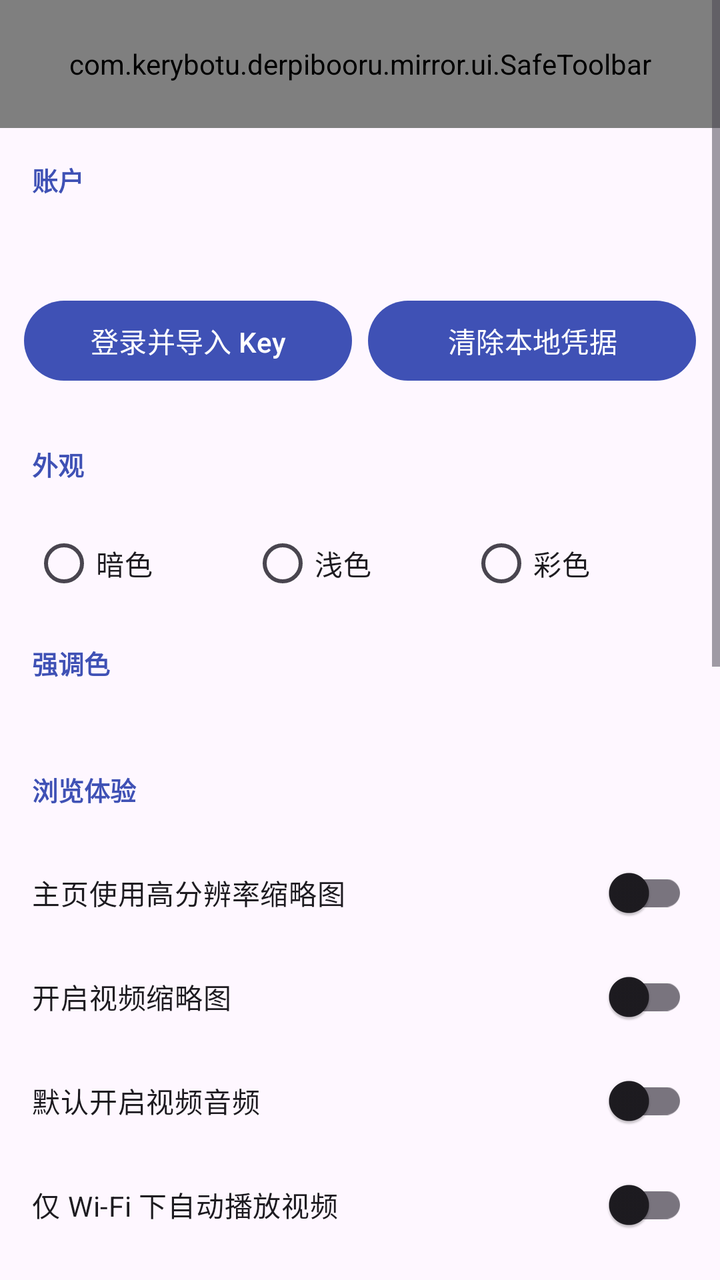
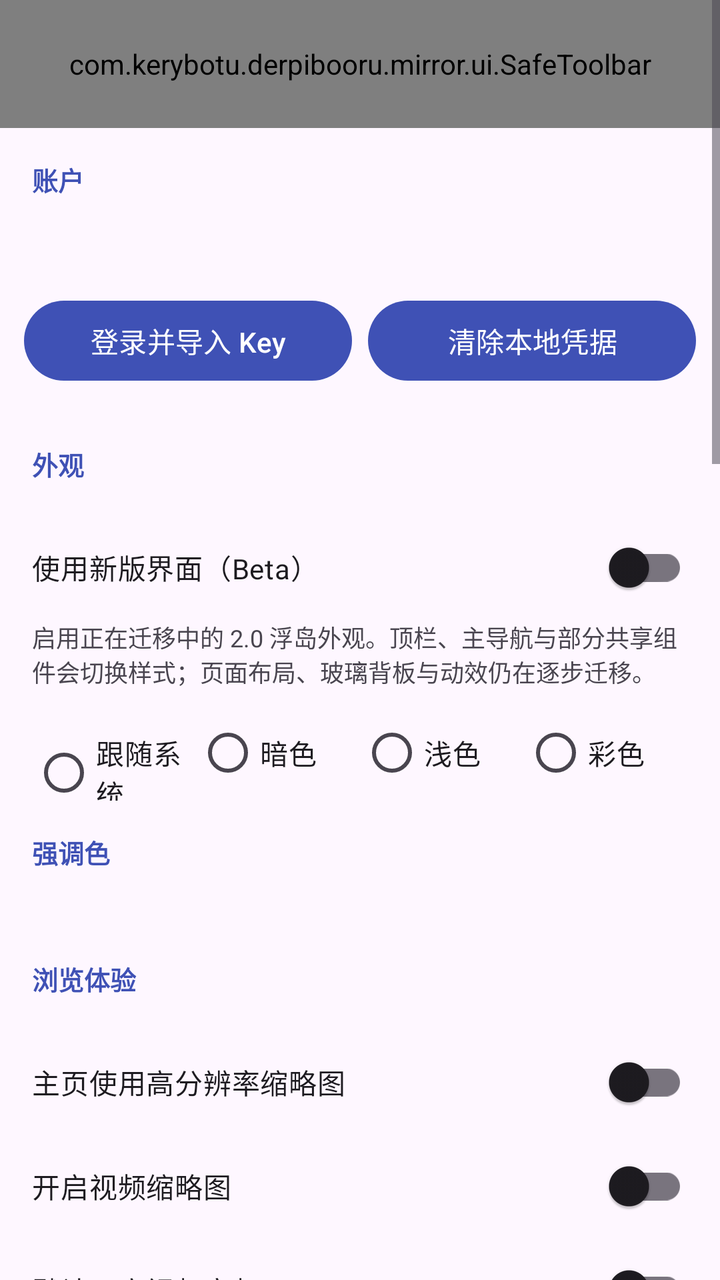

Compare the two renders of this Android layout. The source of the first and the diff that turns it into the second are given below.
<!-- AndroidManifest.xml: application theme Theme.DerpiViewer -->
<!-- res/layout/activity_settings.xml -->
<?xml version="1.0" encoding="utf-8"?>
<ScrollView xmlns:android="http://schemas.android.com/apk/res/android"
    android:layout_width="match_parent" android:layout_height="match_parent"
    android:background="?attr/colorSurface">
    <LinearLayout android:layout_width="match_parent" android:layout_height="wrap_content" android:orientation="vertical">
        <include android:id="@+id/settings_toolbar" layout="@layout/include_safe_toolbar" />
        <TextView android:layout_width="match_parent" android:layout_height="wrap_content" android:text="账户" android:textStyle="bold" android:textSize="13sp" android:padding="16dp" android:textColor="?attr/colorPrimary" />
        <TextView android:id="@+id/account_status" android:layout_width="match_parent" android:layout_height="wrap_content" android:paddingHorizontal="16dp" android:textColor="?attr/colorOnSurfaceVariant" />
        <LinearLayout android:layout_width="match_parent" android:layout_height="wrap_content" android:orientation="horizontal" android:padding="12dp">
            <Button android:id="@+id/account_login" android:layout_width="0dp" android:layout_height="wrap_content" android:layout_weight="1" android:text="登录并导入 Key" />
            <Button android:id="@+id/account_logout" android:layout_width="0dp" android:layout_height="wrap_content" android:layout_weight="1" android:layout_marginStart="8dp" android:text="清除本地凭据" />
        </LinearLayout>
        <TextView android:layout_width="match_parent" android:layout_height="wrap_content" android:text="外观" android:textStyle="bold" android:textSize="13sp" android:padding="16dp" android:textColor="?attr/colorPrimary" />
        <RadioGroup android:id="@+id/palette_group" android:layout_width="match_parent" android:layout_height="wrap_content" android:orientation="horizontal" android:paddingHorizontal="16dp">
            <RadioButton android:id="@+id/palette_dark" android:layout_width="0dp" android:layout_height="wrap_content" android:layout_weight="1" android:text="暗色" />
            <RadioButton android:id="@+id/palette_light" android:layout_width="0dp" android:layout_height="wrap_content" android:layout_weight="1" android:text="浅色" />
            <RadioButton android:id="@+id/palette_colorful" android:layout_width="0dp" android:layout_height="wrap_content" android:layout_weight="1" android:text="彩色" />
        </RadioGroup>
        <TextView android:layout_width="match_parent" android:layout_height="wrap_content" android:text="强调色" android:textStyle="bold" android:textSize="13sp" android:padding="16dp" android:textColor="?attr/colorPrimary" />
        <HorizontalScrollView android:layout_width="match_parent" android:layout_height="wrap_content" android:scrollbars="none">
            <LinearLayout android:id="@+id/accent_swatches" android:layout_width="wrap_content" android:layout_height="wrap_content" android:orientation="horizontal" android:paddingHorizontal="12dp" android:paddingBottom="12dp" />
        </HorizontalScrollView>
        <TextView android:layout_width="match_parent" android:layout_height="wrap_content" android:text="浏览体验" android:textStyle="bold" android:textSize="13sp" android:padding="16dp" android:textColor="?attr/colorPrimary" />
        <com.google.android.material.switchmaterial.SwitchMaterial android:id="@+id/switch_high_res" android:layout_width="match_parent" android:layout_height="wrap_content" android:text="主页使用高分辨率缩略图" android:paddingHorizontal="16dp" android:minHeight="52dp" />
        <com.google.android.material.switchmaterial.SwitchMaterial android:id="@+id/switch_video_thumb" android:layout_width="match_parent" android:layout_height="wrap_content" android:text="开启视频缩略图" android:paddingHorizontal="16dp" android:minHeight="52dp" />
        <com.google.android.material.switchmaterial.SwitchMaterial android:id="@+id/switch_video_audio" android:layout_width="match_parent" android:layout_height="wrap_content" android:text="默认开启视频音频" android:paddingHorizontal="16dp" android:minHeight="52dp" />
        <com.google.android.material.switchmaterial.SwitchMaterial android:id="@+id/switch_video_wifi_only" android:layout_width="match_parent" android:layout_height="wrap_content" android:text="仅 Wi-Fi 下自动播放视频" android:paddingHorizontal="16dp" android:minHeight="52dp" />
        <com.google.android.material.switchmaterial.SwitchMaterial android:id="@+id/switch_hide_uploader" android:layout_width="match_parent" android:layout_height="wrap_content" android:text="隐藏上传者" android:paddingHorizontal="16dp" android:minHeight="52dp" />
        <com.google.android.material.switchmaterial.SwitchMaterial android:id="@+id/switch_hide_score" android:layout_width="match_parent" android:layout_height="wrap_content" android:text="隐藏分数" android:paddingHorizontal="16dp" android:minHeight="52dp" />
        <TextView android:layout_width="match_parent" android:layout_height="wrap_content" android:text="站点与网络" android:textStyle="bold" android:textSize="13sp" android:padding="16dp" android:textColor="?attr/colorPrimary" />
        <RadioGroup android:id="@+id/site_group" android:layout_width="match_parent" android:layout_height="wrap_content" android:orientation="horizontal" android:paddingHorizontal="16dp">
            <RadioButton android:id="@+id/site_derpi" android:layout_width="0dp" android:layout_height="wrap_content" android:layout_weight="1" android:text="Derpibooru" />
            <RadioButton android:id="@+id/site_trixie" android:layout_width="0dp" android:layout_height="wrap_content" android:layout_weight="1" android:text="Trixiebooru" />
            <RadioButton android:id="@+id/site_custom" android:layout_width="wrap_content" android:layout_height="wrap_content" android:text="自定义" />
        </RadioGroup>
        <EditText android:id="@+id/custom_domain" android:layout_width="match_parent" android:layout_height="wrap_content" android:hint="自定义域名，例如 example.org" android:inputType="textUri" android:paddingHorizontal="16dp" />
        <com.google.android.material.switchmaterial.SwitchMaterial android:id="@+id/switch_ip" android:layout_width="match_parent" android:layout_height="wrap_content" android:text="优选 IP（关闭则直连）" android:paddingHorizontal="16dp" android:minHeight="52dp" />
        <EditText android:id="@+id/manual_ip" android:layout_width="match_parent" android:layout_height="wrap_content" android:hint="手动优选节点 IP（支持 IPv4 / IPv6，留空为自动）" android:inputType="textNoSuggestions" android:singleLine="true" android:paddingHorizontal="16dp" />
        <LinearLayout android:layout_width="match_parent" android:layout_height="wrap_content" android:orientation="horizontal" android:padding="12dp">
            <Button android:id="@+id/save_network" android:layout_width="0dp" android:layout_height="wrap_content" android:layout_weight="1" android:text="保存网络设置" />
            <Button android:id="@+id/optimize_ip" android:layout_width="0dp" android:layout_height="wrap_content" android:layout_weight="1" android:layout_marginStart="8dp" android:text="重新优选 IP" />
        </LinearLayout>
        <Button android:id="@+id/deep_optimize_ip" android:layout_width="match_parent" android:layout_height="wrap_content" android:layout_marginHorizontal="12dp" android:text="深度 IP 优选" />
        <Button android:id="@+id/restore_auto_ip" android:layout_width="match_parent" android:layout_height="wrap_content" android:layout_marginHorizontal="12dp" android:text="恢复自动优选" />
        <TextView android:id="@+id/network_status" android:layout_width="match_parent" android:layout_height="wrap_content" android:paddingHorizontal="16dp" android:textColor="?attr/colorOnSurfaceVariant" />
        <Button android:id="@+id/clear_cache" android:layout_width="match_parent" android:layout_height="wrap_content" android:layout_margin="12dp" android:text="清除缓存" />
    </LinearLayout>
</ScrollView>
<!-- res/layout/include_safe_toolbar.xml (included above) -->
<?xml version="1.0" encoding="utf-8"?>
<com.kerybotu.derpibooru.mirror.ui.SafeToolbar xmlns:android="http://schemas.android.com/apk/res/android"
    android:id="@+id/app_toolbar"
    android:layout_width="match_parent"
    android:layout_height="?attr/actionBarSize"
    android:background="?attr/colorPrimary"
    android:theme="?attr/actionBarTheme"
    android:titleTextColor="@android:color/white" />
<!-- resources referenced by this layout -->
<resources>
  <style name="Theme.DerpiViewer" parent="Theme.Material3.DayNight.NoActionBar">
          
          <item name="colorPrimary">@color/colorPrimary</item>
          <item name="colorPrimaryDark">@color/colorPrimaryDark</item>
          <item name="colorAccent">@color/colorAccent</item>
          
          <item name="android:statusBarColor">@color/colorPrimaryDark</item>
      </style>
  <color name="colorPrimary">#3F51B5</color>
  <color name="colorPrimaryDark">#303F9F</color>
  <color name="colorAccent">#FF4081</color>
</resources>

<!-- the commit's change to res/layout/activity_settings.xml (unified diff, before → after) -->
@@ -11,7 +11,10 @@
             <Button android:id="@+id/account_logout" android:layout_width="0dp" android:layout_height="wrap_content" android:layout_weight="1" android:layout_marginStart="8dp" android:text="清除本地凭据" />
         </LinearLayout>
         <TextView android:layout_width="match_parent" android:layout_height="wrap_content" android:text="外观" android:textStyle="bold" android:textSize="13sp" android:padding="16dp" android:textColor="?attr/colorPrimary" />
+        <com.google.android.material.switchmaterial.SwitchMaterial android:id="@+id/switch_new_ui_beta" android:layout_width="match_parent" android:layout_height="wrap_content" android:text="使用新版界面（Beta）" android:paddingHorizontal="16dp" android:minHeight="52dp" />
+        <TextView android:layout_width="match_parent" android:layout_height="wrap_content" android:layout_marginStart="16dp" android:layout_marginEnd="16dp" android:layout_marginBottom="8dp" android:text="启用正在迁移中的 2.0 浮岛外观。顶栏、主导航与部分共享组件会切换样式；页面布局、玻璃背板与动效仍在逐步迁移。" android:textColor="?attr/colorOnSurfaceVariant" android:textSize="12sp" />
         <RadioGroup android:id="@+id/palette_group" android:layout_width="match_parent" android:layout_height="wrap_content" android:orientation="horizontal" android:paddingHorizontal="16dp">
+            <RadioButton android:id="@+id/palette_system" android:layout_width="0dp" android:layout_height="wrap_content" android:layout_weight="1" android:text="跟随系统" />
             <RadioButton android:id="@+id/palette_dark" android:layout_width="0dp" android:layout_height="wrap_content" android:layout_weight="1" android:text="暗色" />
             <RadioButton android:id="@+id/palette_light" android:layout_width="0dp" android:layout_height="wrap_content" android:layout_weight="1" android:text="浅色" />
             <RadioButton android:id="@+id/palette_colorful" android:layout_width="0dp" android:layout_height="wrap_content" android:layout_weight="1" android:text="彩色" />
@@ -27,6 +30,18 @@
         <com.google.android.material.switchmaterial.SwitchMaterial android:id="@+id/switch_video_wifi_only" android:layout_width="match_parent" android:layout_height="wrap_content" android:text="仅 Wi-Fi 下自动播放视频" android:paddingHorizontal="16dp" android:minHeight="52dp" />
         <com.google.android.material.switchmaterial.SwitchMaterial android:id="@+id/switch_hide_uploader" android:layout_width="match_parent" android:layout_height="wrap_content" android:text="隐藏上传者" android:paddingHorizontal="16dp" android:minHeight="52dp" />
         <com.google.android.material.switchmaterial.SwitchMaterial android:id="@+id/switch_hide_score" android:layout_width="match_parent" android:layout_height="wrap_content" android:text="隐藏分数" android:paddingHorizontal="16dp" android:minHeight="52dp" />
+        <com.google.android.material.switchmaterial.SwitchMaterial android:id="@+id/switch_tag_translation" android:layout_width="match_parent" android:layout_height="wrap_content" android:text="启用标签翻译" android:paddingHorizontal="16dp" android:minHeight="52dp" />
+        <LinearLayout android:layout_width="match_parent" android:layout_height="wrap_content" android:gravity="center_vertical" android:orientation="horizontal" android:paddingStart="16dp" android:paddingEnd="8dp">
+            <TextView android:layout_width="0dp" android:layout_height="wrap_content" android:layout_weight="1" android:text="剧透内容显示方式" android:textColor="?attr/colorOnSurface" />
+            <Spinner android:id="@+id/spinner_spoiler_mode" android:layout_width="140dp" android:layout_height="wrap_content" />
+            <ImageButton android:id="@+id/spoiler_mode_info" android:layout_width="48dp" android:layout_height="48dp" android:background="?attr/selectableItemBackgroundBorderless" android:contentDescription="剧透显示方式说明" android:padding="12dp" android:src="@drawable/ic_help_circle" />
+        </LinearLayout>
+        <LinearLayout android:layout_width="match_parent" android:layout_height="wrap_content" android:gravity="center_vertical" android:orientation="horizontal" android:paddingStart="16dp" android:paddingEnd="8dp">
+            <com.google.android.material.switchmaterial.SwitchMaterial android:id="@+id/switch_anti_embarrassment" android:layout_width="0dp" android:layout_height="wrap_content" android:layout_weight="1" android:text="防社死：启动时自动切换过滤器" android:minHeight="52dp" />
+            <ImageButton android:id="@+id/anti_embarrassment_info" android:layout_width="48dp" android:layout_height="48dp" android:background="?attr/selectableItemBackgroundBorderless" android:contentDescription="防社死功能说明" android:padding="12dp" android:src="@drawable/ic_help_circle" />
+        </LinearLayout>
+        <Button android:id="@+id/anti_embarrassment_filter" android:layout_width="match_parent" android:layout_height="wrap_content" android:layout_marginHorizontal="12dp" android:text="指定过滤器：Default" />
+        <TextView android:id="@+id/anti_embarrassment_hint" android:layout_width="match_parent" android:layout_height="wrap_content" android:paddingHorizontal="16dp" android:paddingBottom="8dp" android:text="开启后，每次打开应用都会先使用指定过滤器。默认使用官方 Default 过滤器。" android:textColor="?attr/colorOnSurfaceVariant" android:textSize="12sp" />
         <TextView android:layout_width="match_parent" android:layout_height="wrap_content" android:text="站点与网络" android:textStyle="bold" android:textSize="13sp" android:padding="16dp" android:textColor="?attr/colorPrimary" />
         <RadioGroup android:id="@+id/site_group" android:layout_width="match_parent" android:layout_height="wrap_content" android:orientation="horizontal" android:paddingHorizontal="16dp">
             <RadioButton android:id="@+id/site_derpi" android:layout_width="0dp" android:layout_height="wrap_content" android:layout_weight="1" android:text="Derpibooru" />
@@ -35,6 +50,7 @@
         </RadioGroup>
         <EditText android:id="@+id/custom_domain" android:layout_width="match_parent" android:layout_height="wrap_content" android:hint="自定义域名，例如 example.org" android:inputType="textUri" android:paddingHorizontal="16dp" />
         <com.google.android.material.switchmaterial.SwitchMaterial android:id="@+id/switch_ip" android:layout_width="match_parent" android:layout_height="wrap_content" android:text="优选 IP（关闭则直连）" android:paddingHorizontal="16dp" android:minHeight="52dp" />
+        <com.google.android.material.switchmaterial.SwitchMaterial android:id="@+id/switch_cdn_direct" android:layout_width="match_parent" android:layout_height="wrap_content" android:text="derpicdn.net 使用直连" android:paddingHorizontal="16dp" android:minHeight="52dp" />
         <EditText android:id="@+id/manual_ip" android:layout_width="match_parent" android:layout_height="wrap_content" android:hint="手动优选节点 IP（支持 IPv4 / IPv6，留空为自动）" android:inputType="textNoSuggestions" android:singleLine="true" android:paddingHorizontal="16dp" />
         <LinearLayout android:layout_width="match_parent" android:layout_height="wrap_content" android:orientation="horizontal" android:padding="12dp">
             <Button android:id="@+id/save_network" android:layout_width="0dp" android:layout_height="wrap_content" android:layout_weight="1" android:text="保存网络设置" />
@@ -44,6 +60,9 @@
         <Button android:id="@+id/restore_auto_ip" android:layout_width="match_parent" android:layout_height="wrap_content" android:layout_marginHorizontal="12dp" android:text="恢复自动优选" />
         <TextView android:id="@+id/network_status" android:layout_width="match_parent" android:layout_height="wrap_content" android:paddingHorizontal="16dp" android:textColor="?attr/colorOnSurfaceVariant" />
         <Button android:id="@+id/clear_cache" android:layout_width="match_parent" android:layout_height="wrap_content" android:layout_margin="12dp" android:text="清除缓存" />
+        <TextView android:layout_width="match_parent" android:layout_height="wrap_content" android:text="应用更新" android:textStyle="bold" android:textSize="13sp" android:padding="16dp" android:textColor="?attr/colorPrimary" />
+        <Spinner android:id="@+id/update_frequency" android:layout_width="match_parent" android:layout_height="wrap_content" android:paddingHorizontal="16dp" />
+        <Button android:id="@+id/check_update" android:layout_width="match_parent" android:layout_height="wrap_content" android:layout_margin="12dp" android:text="立即检查更新" />
     </LinearLayout>
 </ScrollView>
 <!-- res/layout/include_safe_toolbar.xml (included above) -->
<!-- resource entries referenced after the edit -->
@@ -1,5 +1,15 @@
 <!-- resources referenced by this layout -->
 <resources>
+  <!-- drawable ic_help_circle (drawable) -->
+  <vector xmlns:android="http://schemas.android.com/apk/res/android"
+      android:width="24dp"
+      android:height="24dp"
+      android:viewportWidth="24"
+      android:viewportHeight="24">
+      <path
+          android:fillColor="?attr/colorOnSurfaceVariant"
+          android:pathData="M12,2C6.48,2 2,6.48 2,12s4.48,10 10,10 10,-4.48 10,-10S17.52,2 12,2zM13,19h-2v-2h2v2zM15.07,11.75l-0.9,0.92C13.45,13.4 13,14 13,15h-2v-0.5c0,-0.8 0.45,-1.55 1.17,-2.27l1.24,-1.26c0.37,-0.36 0.59,-0.86 0.59,-1.37 0,-1.1 -0.9,-2 -2,-2s-2,0.9 -2,2H8c0,-2.21 1.79,-4 4,-4s4,1.79 4,4c0,0.88 -0.36,1.68 -0.93,2.25z" />
+  </vector>
   <style name="Theme.DerpiViewer" parent="Theme.Material3.DayNight.NoActionBar">
           
           <item name="colorPrimary">@color/colorPrimary</item>
